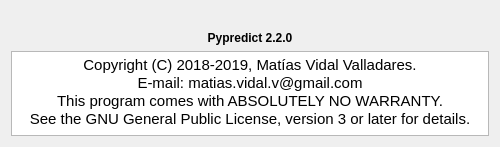
Before: the Qt Designer form about/about_window.ui in spel-uchile/Pypredict, drawn with Qt 5.
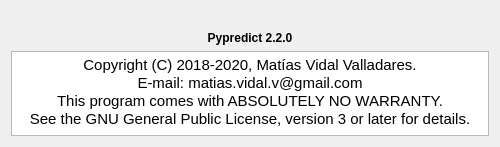
After: the same form once the commit is applied.

Commit message: Updated the year of the license.

```diff
--- a/about/about_window.ui
+++ b/about/about_window.ui
@@ -62,7 +62,7 @@
 &lt;html&gt;&lt;head&gt;&lt;meta name=&quot;qrichtext&quot; content=&quot;1&quot; /&gt;&lt;style type=&quot;text/css&quot;&gt;
 p, li { white-space: pre-wrap; }
 &lt;/style&gt;&lt;/head&gt;&lt;body style=&quot; font-family:'Ubuntu'; font-size:11pt; font-weight:400; font-style:normal;&quot;&gt;
-&lt;p align=&quot;center&quot; style=&quot; margin-top:0px; margin-bottom:0px; margin-left:0px; margin-right:0px; -qt-block-indent:0; text-indent:0px;&quot;&gt;Copyright (C) 2018-2019, Matías Vidal Valladares.&lt;/p&gt;
+&lt;p align=&quot;center&quot; style=&quot; margin-top:0px; margin-bottom:0px; margin-left:0px; margin-right:0px; -qt-block-indent:0; text-indent:0px;&quot;&gt;Copyright (C) 2018-2020, Matías Vidal Valladares.&lt;/p&gt;
 &lt;p align=&quot;center&quot; style=&quot; margin-top:0px; margin-bottom:0px; margin-left:0px; margin-right:0px; -qt-block-indent:0; text-indent:0px;&quot;&gt;E-mail: matias.vidal.v@gmail.com&lt;/p&gt;
 &lt;p align=&quot;center&quot; style=&quot; margin-top:0px; margin-bottom:0px; margin-left:0px; margin-right:0px; -qt-block-indent:0; text-indent:0px;&quot;&gt;This program comes with ABSOLUTELY NO WARRANTY.&lt;/p&gt;
 &lt;p align=&quot;center&quot; style=&quot; margin-top:0px; margin-bottom:0px; margin-left:0px; margin-right:0px; -qt-block-indent:0; text-indent:0px;&quot;&gt;See the GNU General Public License, version 3 or later for details.&lt;/p&gt;&lt;/body&gt;&lt;/html&gt;</string>
```
The commit also changes 1 other file.
